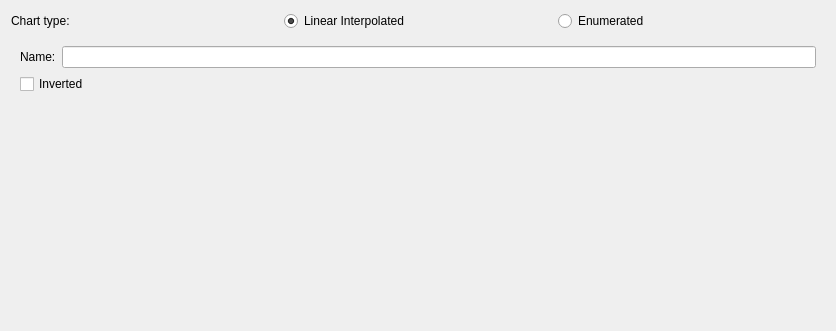
This is Widgets/chartaxissettings.ui in Mattia-Sacchi/A3D as Qt 5 draws it before an edit. The edited form follows.
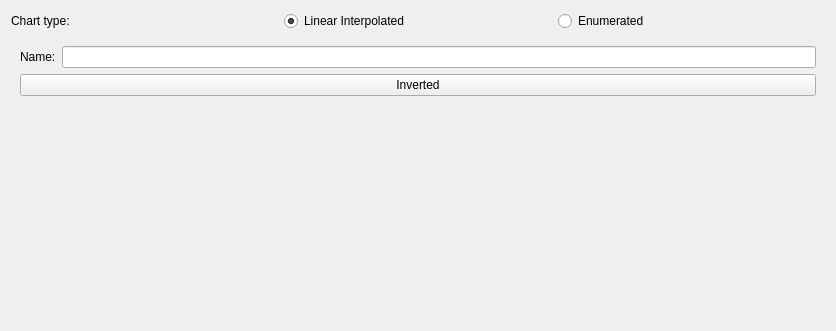
This is the edited form. Custom widgets are drawn as their Qt base class.

The edit to the form file:
```diff
--- a/Widgets/chartaxissettings.ui
+++ b/Widgets/chartaxissettings.ui
@@ -62,7 +62,7 @@
        <widget class="QLineEdit" name="nameLineEdit"/>
       </item>
       <item row="1" column="0" colspan="2">
-       <widget class="QCheckBox" name="invertedCheckbox">
+       <widget class="QPushButton" name="invertedCheckbox">
         <property name="text">
          <string>Inverted</string>
         </property>
```
